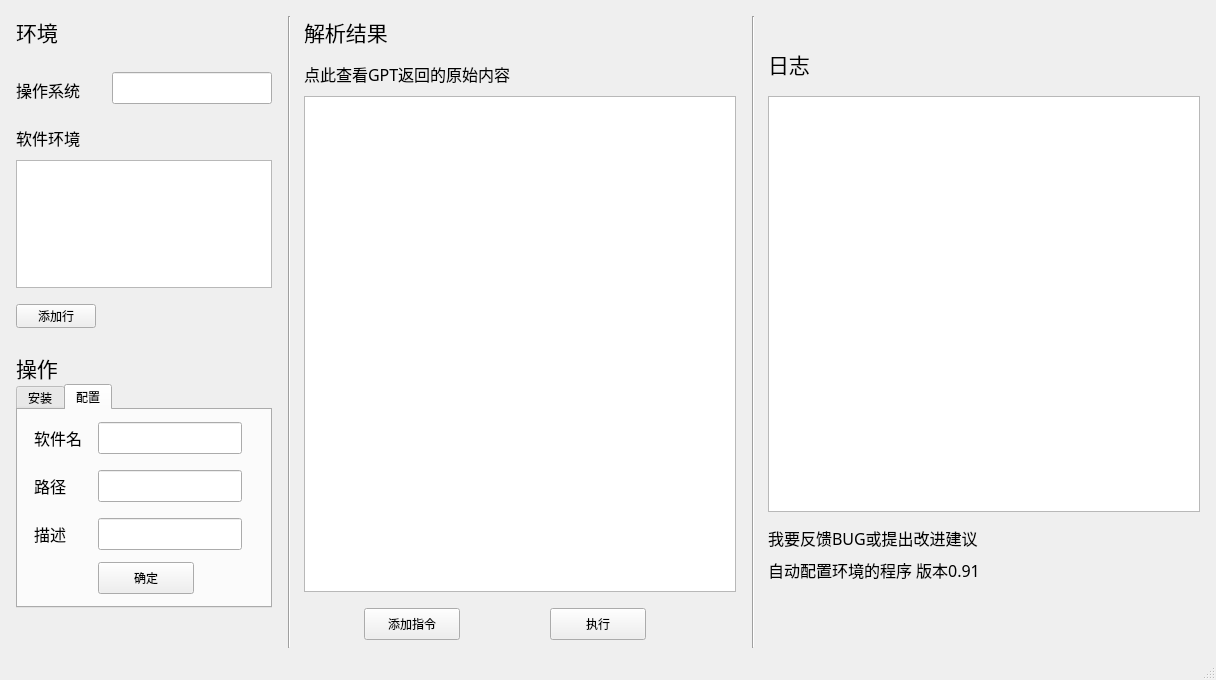
The window that AutoConfigWin/frontend/mainwindow.ui (HaloOrangeWang/AutoConfiguration) describes before a commit, drawn with Qt 5.
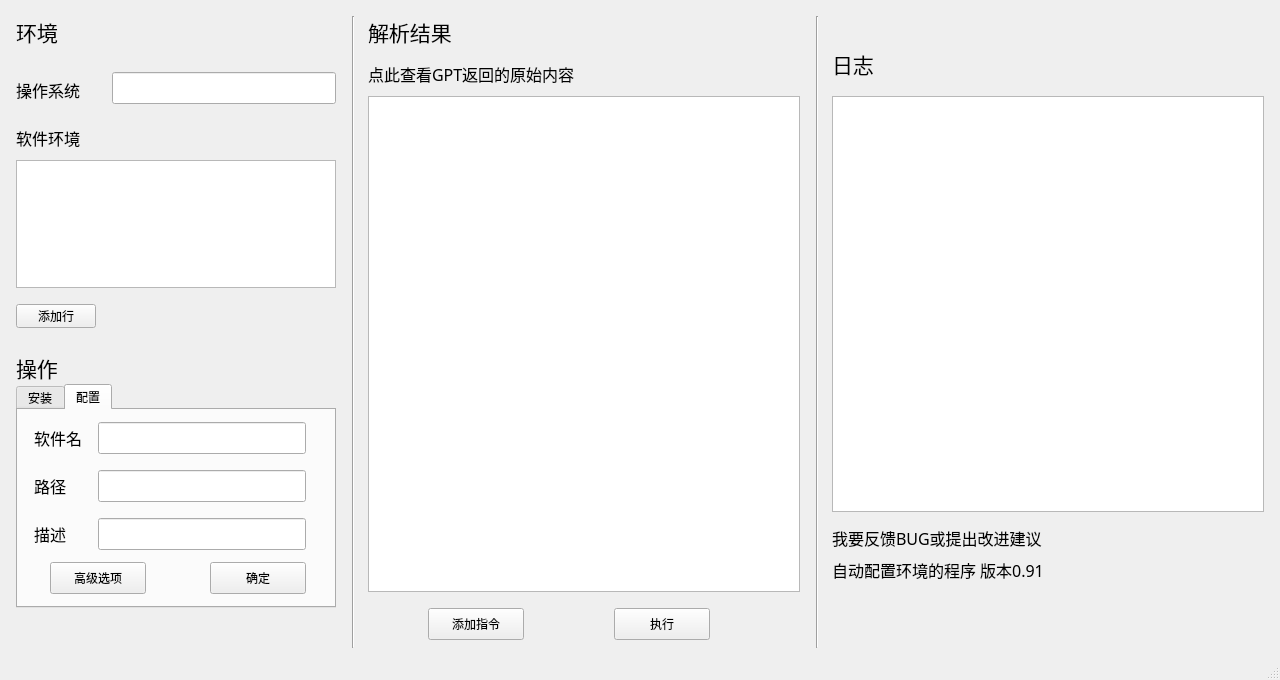
The same window after the commit.

```diff
--- a/AutoConfigWin/frontend/mainwindow.ui
+++ b/AutoConfigWin/frontend/mainwindow.ui
@@ -6,7 +6,7 @@
    <rect>
     <x>0</x>
     <y>0</y>
-    <width>1216</width>
+    <width>1280</width>
     <height>680</height>
    </rect>
   </property>
@@ -57,7 +57,7 @@
      <rect>
       <x>112</x>
       <y>72</y>
-      <width>160</width>
+      <width>224</width>
       <height>32</height>
      </rect>
     </property>
@@ -99,7 +99,7 @@
      <rect>
       <x>16</x>
       <y>160</y>
-      <width>256</width>
+      <width>320</width>
       <height>128</height>
      </rect>
     </property>
@@ -128,7 +128,7 @@
      <rect>
       <x>16</x>
       <y>384</y>
-      <width>256</width>
+      <width>320</width>
       <height>224</height>
      </rect>
     </property>
@@ -210,7 +210,7 @@
        <rect>
         <x>80</x>
         <y>12</y>
-        <width>144</width>
+        <width>208</width>
         <height>32</height>
        </rect>
       </property>
@@ -239,7 +239,7 @@
        <rect>
         <x>80</x>
         <y>60</y>
-        <width>144</width>
+        <width>208</width>
         <height>32</height>
        </rect>
       </property>
@@ -268,7 +268,7 @@
        <rect>
         <x>80</x>
         <y>108</y>
-        <width>144</width>
+        <width>208</width>
         <height>32</height>
        </rect>
       </property>
@@ -276,7 +276,7 @@
      <widget class="QPushButton" name="pushButton_Conf">
       <property name="geometry">
        <rect>
-        <x>80</x>
+        <x>192</x>
         <y>152</y>
         <width>96</width>
         <height>32</height>
@@ -286,12 +286,25 @@
        <string>确定</string>
       </property>
      </widget>
+     <widget class="QPushButton" name="pushButton_MoreOp2">
+      <property name="geometry">
+       <rect>
+        <x>32</x>
+        <y>152</y>
+        <width>96</width>
+        <height>32</height>
+       </rect>
+      </property>
+      <property name="text">
+       <string>高级选项</string>
+      </property>
+     </widget>
     </widget>
    </widget>
    <widget class="Line" name="line">
     <property name="geometry">
      <rect>
-      <x>288</x>
+      <x>352</x>
       <y>16</y>
       <width>3</width>
       <height>632</height>
@@ -304,7 +317,7 @@
    <widget class="QLabel" name="label_9">
     <property name="geometry">
      <rect>
-      <x>304</x>
+      <x>368</x>
       <y>16</y>
       <width>128</width>
       <height>32</height>
@@ -323,7 +336,7 @@
    <widget class="QLabel" name="label_rawgpt">
     <property name="geometry">
      <rect>
-      <x>304</x>
+      <x>368</x>
       <y>64</y>
       <width>384</width>
       <height>20</height>
@@ -343,7 +356,7 @@
    <widget class="QListWidget" name="copt_list">
     <property name="geometry">
      <rect>
-      <x>304</x>
+      <x>368</x>
       <y>96</y>
       <width>432</width>
       <height>496</height>
@@ -353,7 +366,7 @@
    <widget class="QPushButton" name="button_addcmd">
     <property name="geometry">
      <rect>
-      <x>364</x>
+      <x>428</x>
       <y>608</y>
       <width>96</width>
       <height>32</height>
@@ -366,7 +379,7 @@
    <widget class="QPushButton" name="button_cmdexec">
     <property name="geometry">
      <rect>
-      <x>550</x>
+      <x>614</x>
       <y>608</y>
       <width>96</width>
       <height>32</height>
@@ -379,7 +392,7 @@
    <widget class="Line" name="line_2">
     <property name="geometry">
      <rect>
-      <x>752</x>
+      <x>816</x>
       <y>16</y>
       <width>3</width>
       <height>632</height>
@@ -392,7 +405,7 @@
    <widget class="QLabel" name="label_10">
     <property name="geometry">
      <rect>
-      <x>768</x>
+      <x>832</x>
       <y>48</y>
       <width>128</width>
       <height>32</height>
@@ -411,7 +424,7 @@
    <widget class="QTextEdit" name="text_log">
     <property name="geometry">
      <rect>
-      <x>768</x>
+      <x>832</x>
       <y>96</y>
       <width>432</width>
       <height>416</height>
@@ -421,7 +434,7 @@
    <widget class="QLabel" name="label_report">
     <property name="geometry">
      <rect>
-      <x>768</x>
+      <x>832</x>
       <y>528</y>
       <width>384</width>
       <height>20</height>
@@ -441,7 +454,7 @@
    <widget class="QLabel" name="label_11">
     <property name="geometry">
      <rect>
-      <x>768</x>
+      <x>832</x>
       <y>560</y>
       <width>384</width>
       <height>20</height>
```
Left out of the diff: 19 changed lines with no effect on the pictures.
